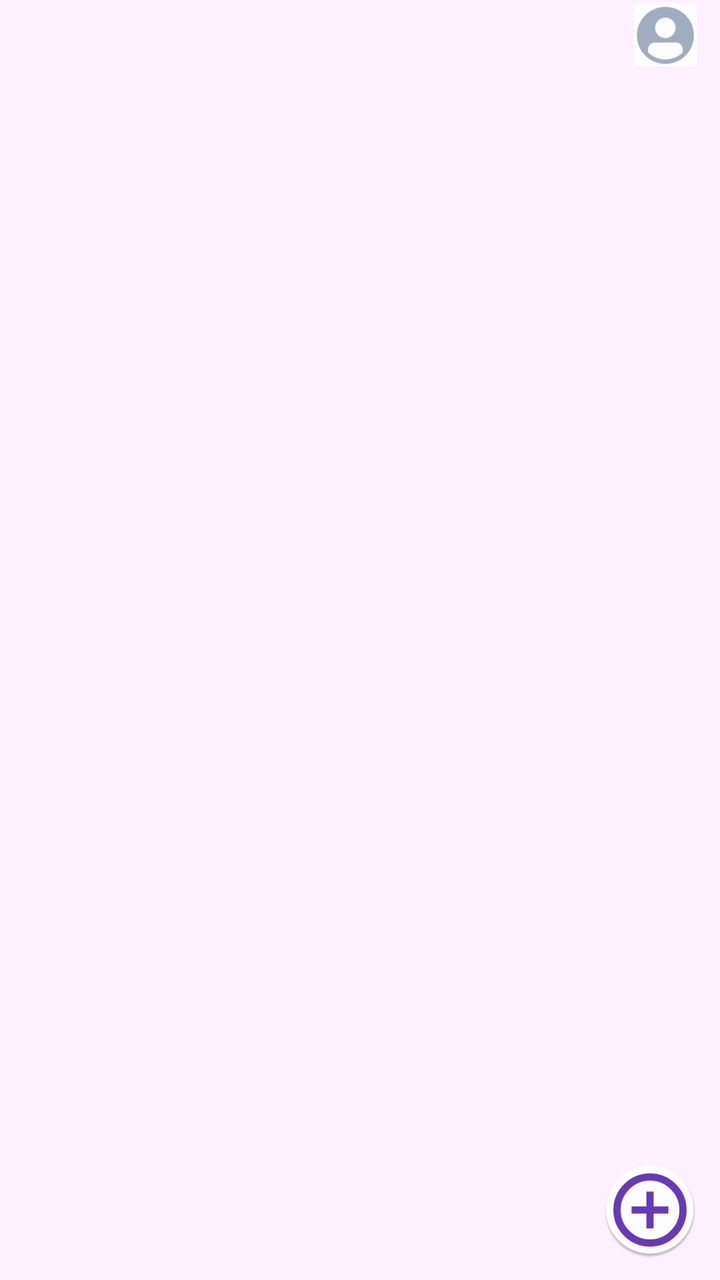
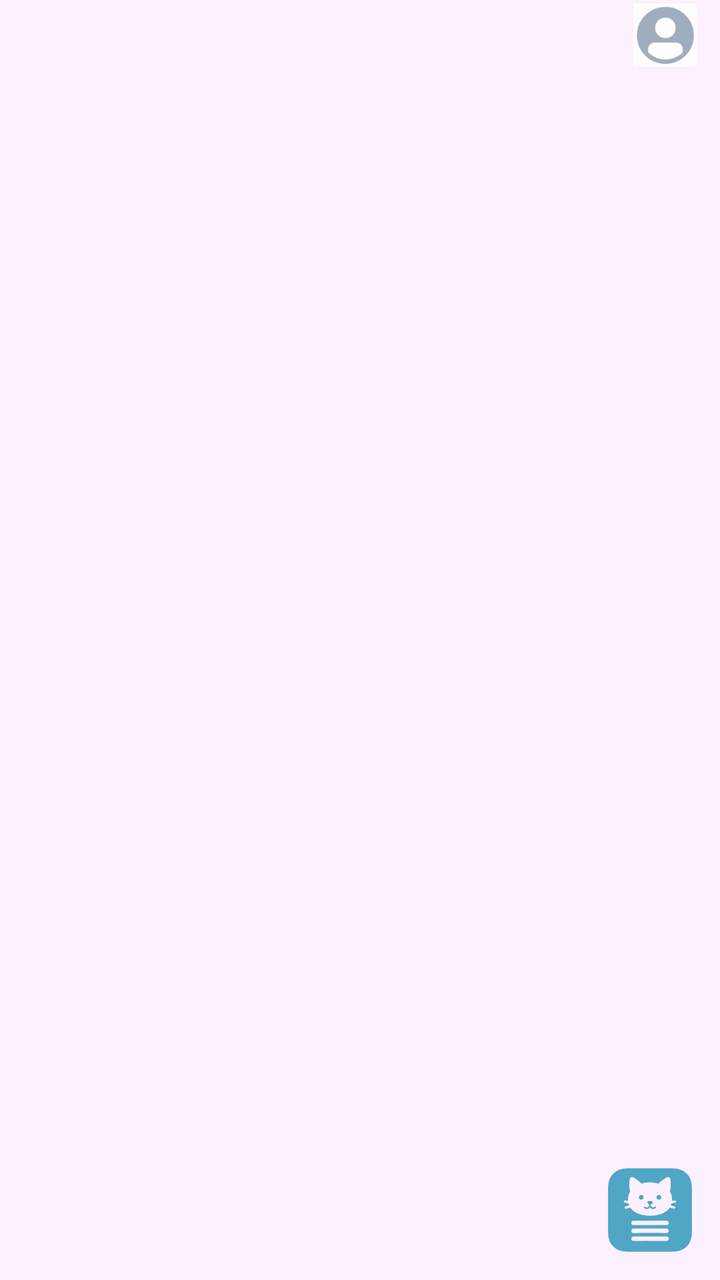

Compare the two renders of this Android layout. The source of the first and the diff that turns it into the second are given below.
<!-- AndroidManifest.xml: application theme Theme.Notes -->
<!-- res/layout/activity_main.xml -->
<?xml version="1.0" encoding="utf-8"?>
<androidx.constraintlayout.widget.ConstraintLayout xmlns:android="http://schemas.android.com/apk/res/android"
    xmlns:app="http://schemas.android.com/apk/res-auto"
    xmlns:tools="http://schemas.android.com/tools"
    android:id="@+id/main"
    android:layout_width="match_parent"
    android:layout_height="match_parent"
    android:background="@color/background"
    tools:context=".main.MainActivity">

    <FrameLayout
        android:id="@+id/frameLayout"
        android:layout_width="match_parent"
        android:layout_height="35dp"
        android:background="@color/background"
        app:layout_constraintTop_toTopOf="parent">

        <ImageButton
            android:id="@+id/imageButtonAvatar"
            android:layout_width="35dp"
            android:layout_height="match_parent"
            android:layout_gravity="end"
            android:layout_marginEnd="10dp"
            android:background="@null"
            android:contentDescription="@string/user_avatar"
            android:scaleX="0.9"
            android:scaleY="0.9"
            app:srcCompat="@mipmap/avatar" />

    </FrameLayout>


    <androidx.recyclerview.widget.RecyclerView
        android:id="@+id/recyclerView"
        android:layout_width="0dp"
        android:layout_height="0dp"
        android:background="@color/background"
        android:padding="8dp"
        app:layout_constraintBottom_toBottomOf="parent"
        app:layout_constraintEnd_toEndOf="parent"
        app:layout_constraintHorizontal_bias="0.0"
        app:layout_constraintStart_toStartOf="parent"
        app:layout_constraintTop_toBottomOf="@+id/frameLayout"
        app:layout_constraintVertical_bias="0.0" />

    <ImageButton
        android:id="@+id/imageButtonSetting"
        android:layout_width="50dp"
        android:layout_height="50dp"
        android:layout_marginEnd="10dp"
        android:layout_marginBottom="10dp"
        android:background="@null"
        android:contentDescription="@string/setting"
        android:scaleX="1"
        android:scaleY="1"
        android:translationZ="1dp"
        app:layout_constraintBottom_toBottomOf="parent"
        app:layout_constraintEnd_toEndOf="parent"
        app:srcCompat="@mipmap/plus" />

    <ListView
        android:id="@+id/listViewSetting"
        android:layout_width="150dp"
        android:layout_height="250dp"
        android:layout_marginEnd="32dp"
        android:layout_marginBottom="64dp"
        android:background="@android:drawable/dialog_holo_light_frame"
        android:visibility="gone"
        app:layout_constraintBottom_toBottomOf="parent"
        app:layout_constraintEnd_toEndOf="parent" />


</androidx.constraintlayout.widget.ConstraintLayout>
<!-- resources referenced by this layout -->
<resources>
  <color name="background">#FFFDF0FF</color>
  <!-- mipmap avatar: png bitmap (mipmap-hdpi, 2570 bytes) -->
  <!-- mipmap plus: png bitmap (mipmap-hdpi, 3683 bytes) -->
  <string name="setting">setting</string>
  <style name="Theme.Notes" parent="Base.Theme.Notes" />
  <style name="Base.Theme.Notes" parent="Theme.Material3.DayNight.NoActionBar">
          <item name="android:statusBarColor">@color/background</item>
          <item name="android:navigationBarColor">@color/background</item>
          <item name="android:windowLightStatusBar">true</item>
      </style>
</resources>

<!-- the commit's change to res/layout/activity_main.xml (unified diff, before → after) -->
@@ -56,7 +56,7 @@
         android:translationZ="1dp"
         app:layout_constraintBottom_toBottomOf="parent"
         app:layout_constraintEnd_toEndOf="parent"
-        app:srcCompat="@mipmap/plus" />
+        app:srcCompat="@mipmap/menu" />
 
     <ListView
         android:id="@+id/listViewSetting"
<!-- resource entries referenced after the edit -->
@@ -2,7 +2,7 @@
 <resources>
   <color name="background">#FFFDF0FF</color>
   <!-- mipmap avatar: png bitmap (mipmap-hdpi, 2570 bytes) -->
-  <!-- mipmap plus: png bitmap (mipmap-hdpi, 3683 bytes) -->
+  <!-- mipmap menu: png bitmap (mipmap-hdpi, 2413 bytes) -->
   <string name="setting">setting</string>
   <style name="Theme.Notes" parent="Base.Theme.Notes" />
   <style name="Base.Theme.Notes" parent="Theme.Material3.DayNight.NoActionBar">
